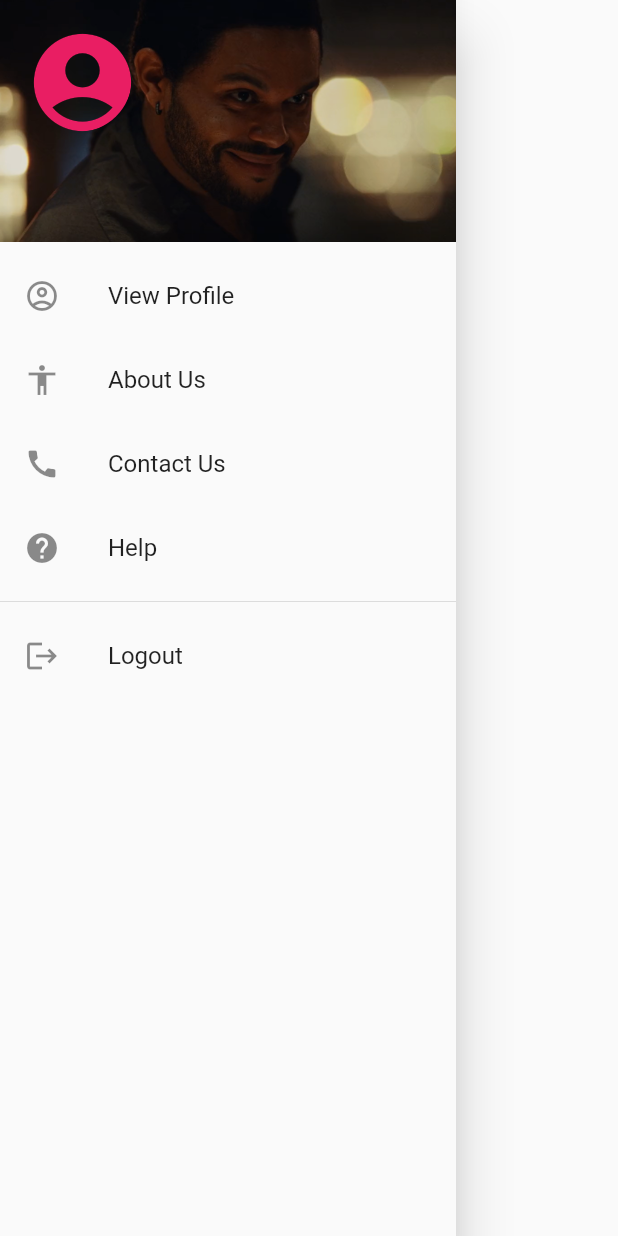
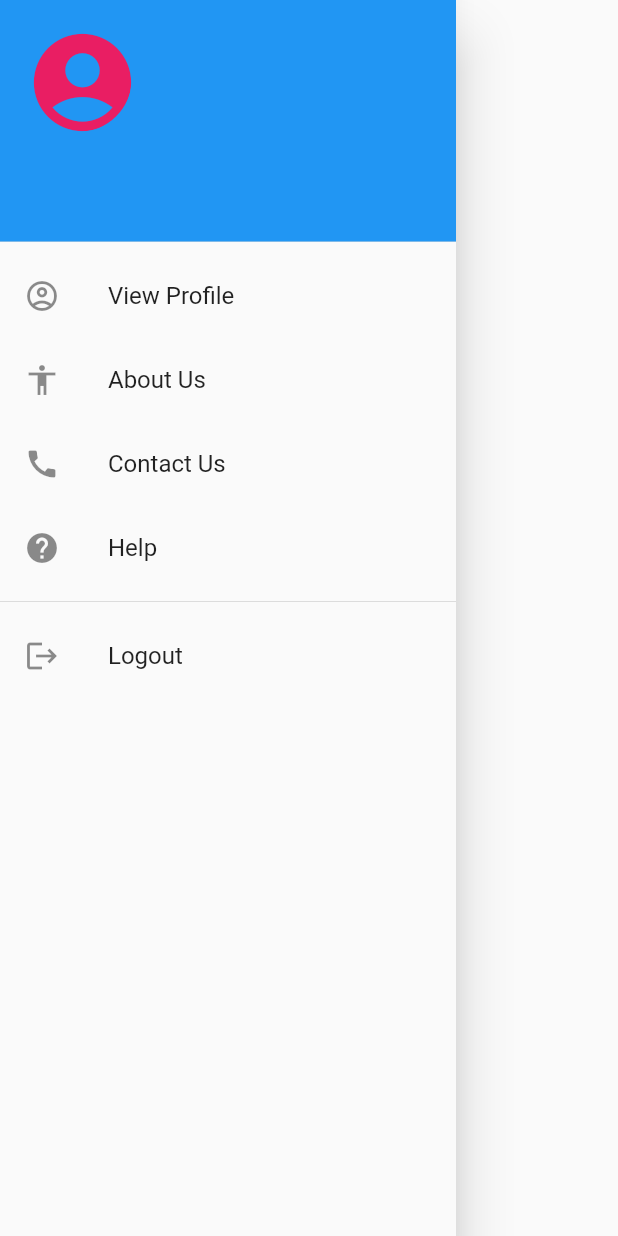
Before and after one commit to devanganaB/smart_printer, a Flutter app: the SideMenu widget shown alone on an empty page, opened directly, on a phone screen of 412 x 824 dp. Run offline on Flutter 3.47's test engine with Material 2 defaults, Android fonts, the phone set to English and light mode, and no system bars; our stand-ins replace cloud_firestore, file_picker, firebase_auth, firebase_core, fluttertoast, google_sign_in; accounts and stored records are empty.

Commit message:
removed bg  from sidemenu

```diff
--- a/lib/Screens/SideMenu.dart
+++ b/lib/Screens/SideMenu.dart
@@ -8,7 +8,6 @@ import 'package:smart_printer/Screens/ContactUs.dart';
 import 'package:smart_printer/Screens/LoginPage.dart';
 import 'package:smart_printer/Screens/ViewProfile.dart';
 import 'package:smart_printer/Screens/ContactUs.dart';
-
 
 class SideMenu extends StatelessWidget {
   SideMenu({super.key});
@@ -44,12 +43,6 @@ class SideMenu extends StatelessWidget {
                     size: 78,
                     color: Colors.pink,
                   ),
-                ),
-              ),
-              decoration: const BoxDecoration(
-                image: DecorationImage(
-                  image: AssetImage('assets/images/bg.png'),
-                  fit: BoxFit.cover,
                 ),
               ),
             );
@@ -98,7 +91,8 @@ class SideMenu extends StatelessWidget {
             Navigator.push(
               context,
               // MaterialPageRoute(builder: (context) => ContactUs()),
-              MaterialPageRoute(builder: (context) => ContactUs(defaultEmail: user ?? '')),
+              MaterialPageRoute(
+                  builder: (context) => ContactUs(defaultEmail: '')),
             );
           },
         ),
```
